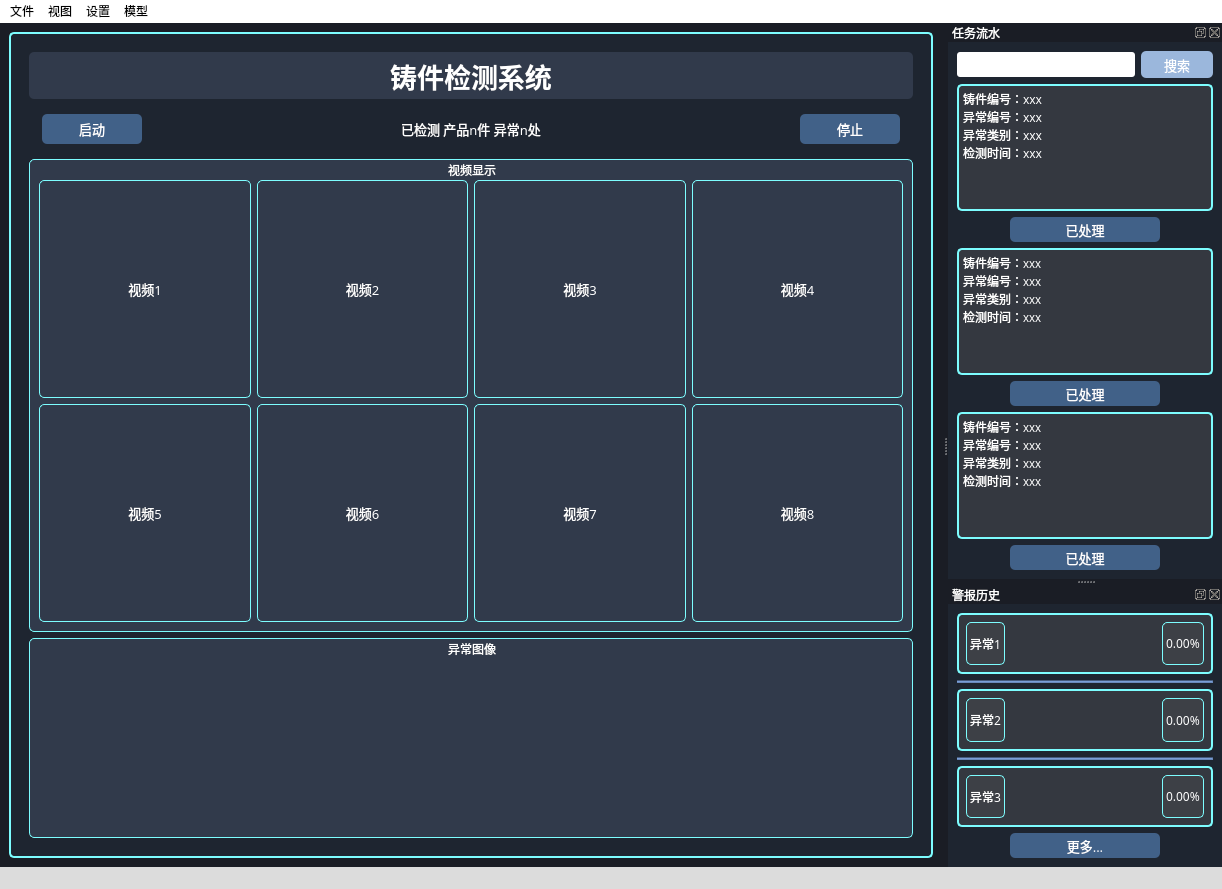
First picture: the form in last_color_blue.ui, repository bwj124/UI, before the edit.
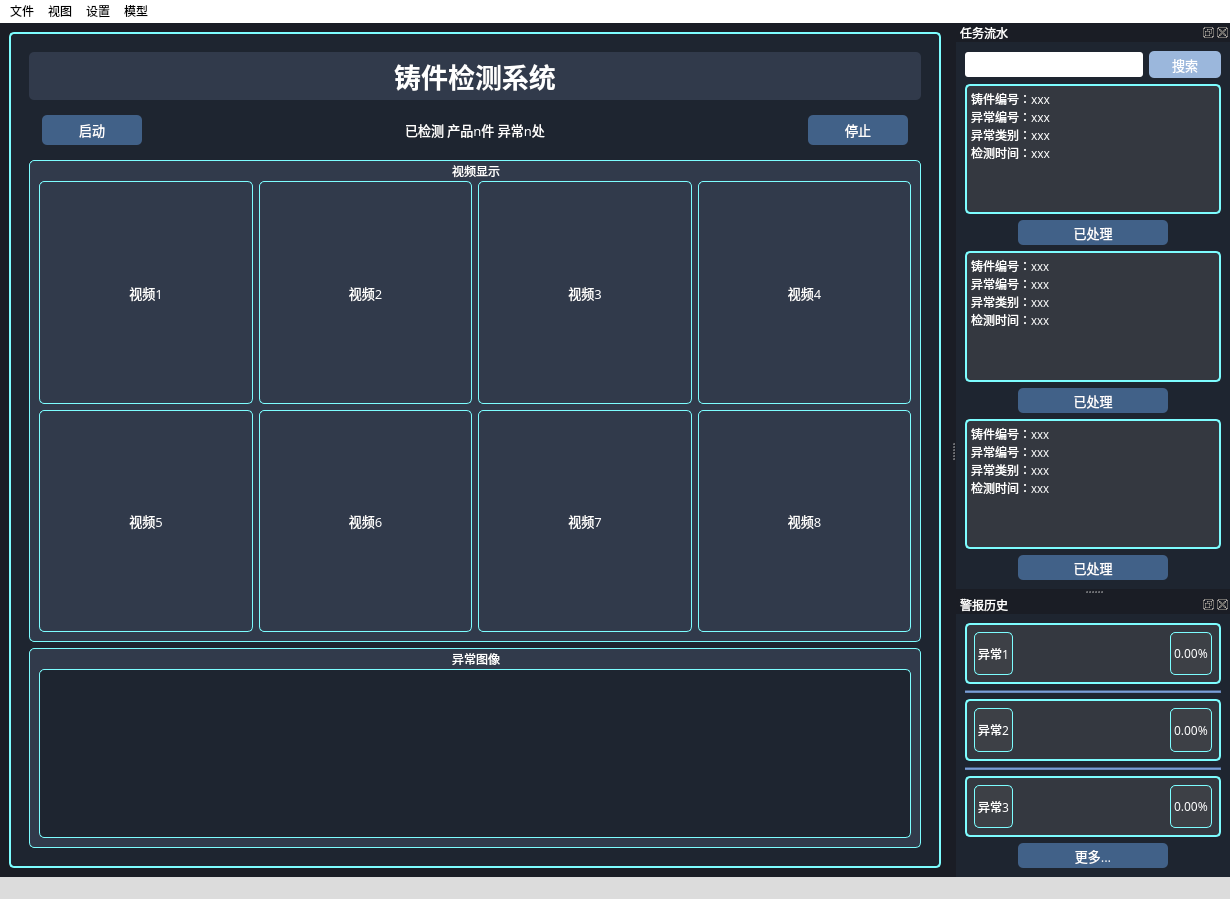
Second picture: the form after the edit.

```diff
--- a/last_color_blue.ui
+++ b/last_color_blue.ui
@@ -6,8 +6,8 @@
    <rect>
     <x>0</x>
     <y>0</y>
-    <width>1222</width>
-    <height>889</height>
+    <width>1230</width>
+    <height>899</height>
    </rect>
   </property>
   <property name="windowTitle">
@@ -495,147 +495,13 @@
                  <number>20</number>
                 </property>
                 <item>
-                 <widget class="QScrollArea" name="scrollArea">
-                  <property name="minimumSize">
-                   <size>
-                    <width>0</width>
-                    <height>165</height>
-                   </size>
-                  </property>
+                 <widget class="QListWidget" name="listWidget">
                   <property name="styleSheet">
-                   <string notr="true">border-width: 0px;</string>
+                   <string notr="true">background-color: rgb(30, 37, 48);</string>
                   </property>
-                  <property name="verticalScrollBarPolicy">
-                   <enum>Qt::ScrollBarAlwaysOff</enum>
+                  <property name="flow">
+                   <enum>QListView::LeftToRight</enum>
                   </property>
-                  <property name="widgetResizable">
-                   <bool>true</bool>
-                  </property>
-                  <property name="alignment">
-                   <set>Qt::AlignCenter</set>
-                  </property>
-                  <widget class="QWidget" name="scrollAreaWidgetContents">
-                   <property name="geometry">
-                    <rect>
-                     <x>0</x>
-                     <y>0</y>
-                     <width>862</width>
-                     <height>169</height>
-                    </rect>
-                   </property>
-                   <layout class="QHBoxLayout" name="horizontalLayout_16">
-                    <item>
-                     <layout class="QHBoxLayout" name="horizontalLayout_6">
-                      <item>
-                       <widget class="QLabel" name="label_15">
-                        <property name="minimumSize">
-                         <size>
-                          <width>150</width>
-                          <height>143</height>
-                         </size>
-                        </property>
-                        <property name="maximumSize">
-                         <size>
-                          <width>150</width>
-                          <height>143</height>
-                         </size>
-                        </property>
-                        <property name="font">
-                         <font>
-                          <family>黑体</family>
-                         </font>
-                        </property>
-                        <property name="styleSheet">
-                         <string notr="true">color: rgb(0,0,0);</string>
-                        </property>
-                        <property name="text">
-                         <string/>
-                        </property>
-                        <property name="scaledContents">
-                         <bool>true</bool>
-                        </property>
-                        <property name="alignment">
-                         <set>Qt::AlignLeading|Qt::AlignLeft|Qt::AlignVCenter</set>
-                        </property>
-                       </widget>
-                      </item>
-                      <item>
-                       <widget class="QLabel" name="label_16">
-                        <property name="minimumSize">
-                         <size>
-                          <width>150</width>
-                          <height>143</height>
-                         </size>
-                        </property>
-                        <property name="maximumSize">
-                         <size>
-                          <width>150</width>
-                          <height>143</height>
-                         </size>
-                        </property>
-                        <property name="font">
-                         <font>
-                          <family>黑体</family>
-                         </font>
-                        </property>
-                        <property name="styleSheet">
-                         <string notr="true">color: rgb(0,0,0);</string>
-                        </property>
-                        <property name="text">
-                         <string/>
-                        </property>
-                        <property name="scaledContents">
-                         <bool>true</bool>
-                        </property>
-                       </widget>
-                      </item>
-                      <item>
-                       <widget class="QLabel" name="label_17">
-                        <property name="minimumSize">
-                         <size>
-                          <width>150</width>
-                          <height>143</height>
-                         </size>
-                        </property>
-                        <property name="maximumSize">
-                         <size>
-                          <width>150</width>
-                          <height>143</height>
-                         </size>
-                        </property>
-                        <property name="font">
-                         <font>
-                          <family>黑体</family>
-                         </font>
-                        </property>
-                        <property name="styleSheet">
-                         <string notr="true">color: rgb(0,0,0);</string>
-                        </property>
-                        <property name="text">
-                         <string/>
-                        </property>
-                        <property name="scaledContents">
-                         <bool>true</bool>
-                        </property>
-                       </widget>
-                      </item>
-                      <item>
-                       <spacer name="horizontalSpacer_6">
-                        <property name="orientation">
-                         <enum>Qt::Horizontal</enum>
-                        </property>
-                        <property name="sizeHint" stdset="0">
-                         <size>
-                          <width>40</width>
-                          <height>20</height>
-                         </size>
-                        </property>
-                       </spacer>
-                      </item>
-                     </layout>
-                    </item>
-                   </layout>
-                  </widget>
                  </widget>
                 </item>
                </layout>
@@ -1575,7 +1441,7 @@
     <rect>
      <x>0</x>
      <y>0</y>
-     <width>1222</width>
+     <width>1230</width>
      <height>21</height>
     </rect>
    </property>
```
